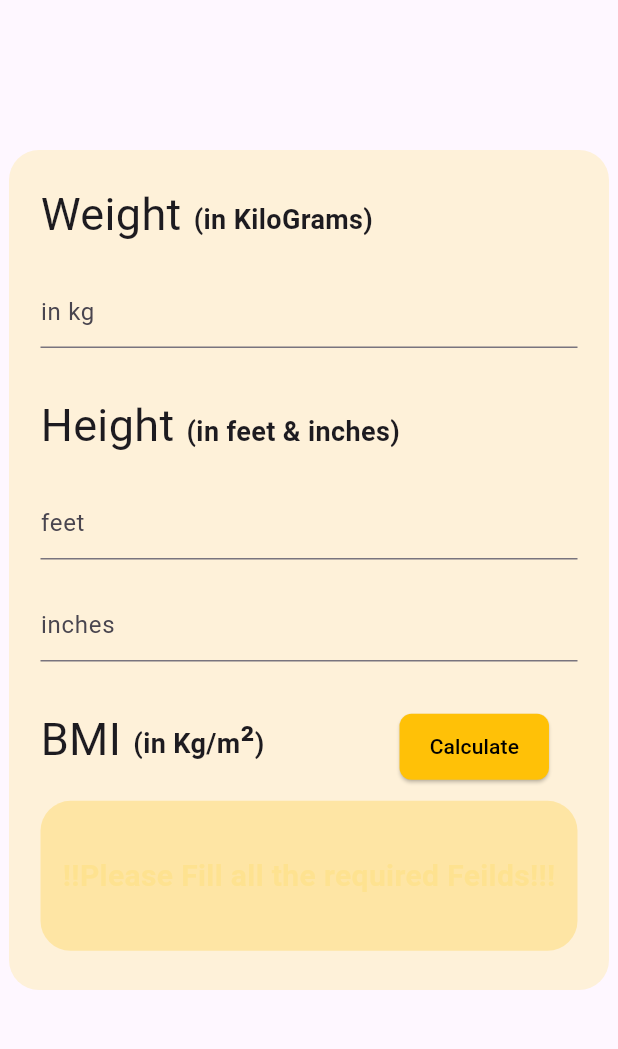
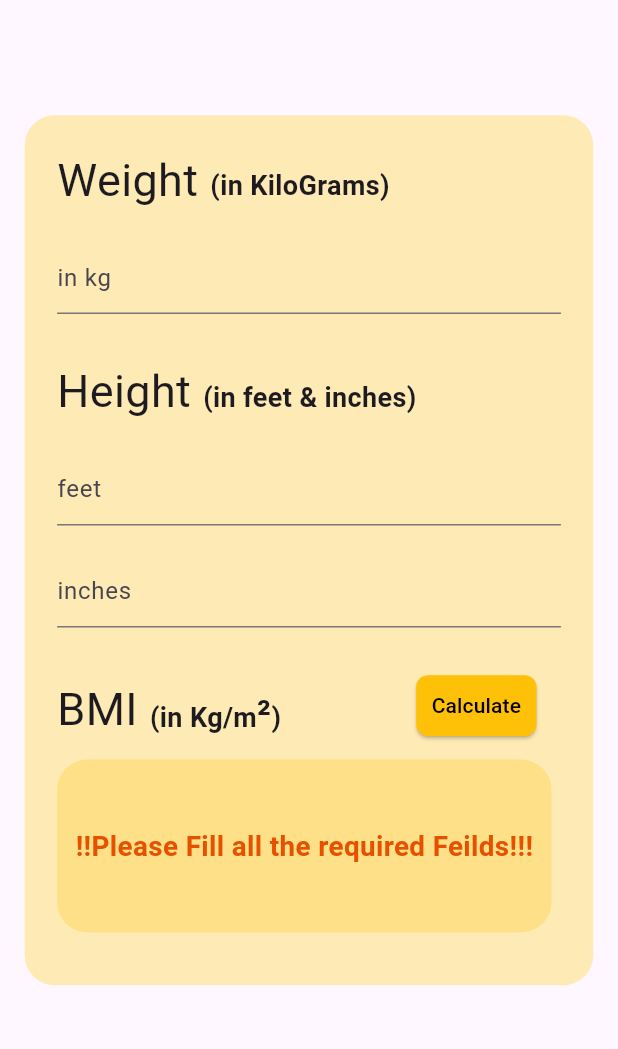
Before and after one commit to geeksks88/WeighWise, a Flutter app: the screen it shows after launch, after a tap on "Calculate", on a phone screen of 412 x 824 dp, the part 84-1133 px from its top. Run offline on Flutter 3.47's test engine with Material 3 defaults, Android fonts, the phone set to English and light mode, and no system bars.

Commit message:
made the ui screen size adaptive

```diff
--- a/lib/screen/home_screen.dart
+++ b/lib/screen/home_screen.dart
@@ -1,4 +1,5 @@
 import 'package:flutter/material.dart';
+// import 'package:flutter/rendering.dart';
 
 class HomeScreen extends StatefulWidget {
   const HomeScreen({super.key});
@@ -12,7 +13,7 @@ class _HomeScreenState extends State<HomeScreen> {
   var feetController = TextEditingController();
   var inchController = TextEditingController();
   var result = "";
-  var bgColor = Colors.amberAccent.withOpacity(0.2);
+  var bgColor = Colors.orange.shade900;
 
   @override
   Widget build(BuildContext context) {
@@ -25,23 +26,30 @@ class _HomeScreenState extends State<HomeScreen> {
         ),
         centerTitle: true,
       ),
-      body: SingleChildScrollView(
+      body: LayoutBuilder(builder: (context, constraints) {
+        double screenWidth = constraints.maxWidth;
+        double screenHeight = constraints.maxHeight;
+        return SingleChildScrollView(
+          hitTestBehavior: HitTestBehavior.opaque,
+          keyboardDismissBehavior: ScrollViewKeyboardDismissBehavior.manual,
+          scrollDirection: Axis.vertical,
           child: Padding(
-          padding: const EdgeInsets.only(top: 100),
+            padding: EdgeInsets.only(top: screenHeight * 0.1),
             child: Column(
               mainAxisAlignment: MainAxisAlignment.center,
               children: [
                 Center(
                   child: Container(
-                  height: 560,
-                  width: 400,
+                    height: 580,
+                    width: screenWidth * 0.92,
                     decoration: BoxDecoration(
                         border: Border.all(color: Colors.transparent),
-                      color: Colors.amberAccent.withOpacity(0.2),
+                        color: Colors.amberAccent.withAlpha(100),
                         borderRadius: BorderRadius.circular(20)),
                     child: Padding(
-                    padding: const EdgeInsets.symmetric(
-                        vertical: 20, horizontal: 20),
+                      padding: EdgeInsets.symmetric(
+                          vertical: screenWidth * 0.05,
+                          horizontal: screenWidth * 0.05),
                       child: Column(
                         crossAxisAlignment: CrossAxisAlignment.start,
                         // mainAxisAlignment: MainAxisAlignment.,
@@ -70,7 +78,8 @@ class _HomeScreenState extends State<HomeScreen> {
                           ),
                           TextField(
                             keyboardType: TextInputType.number,
-                          decoration: const InputDecoration(hintText: 'in kg'),
+                            decoration:
+                                const InputDecoration(hintText: 'in kg'),
                             controller: weightController,
                           ),
                           const SizedBox(
@@ -108,16 +117,17 @@ class _HomeScreenState extends State<HomeScreen> {
                           ),
                           TextField(
                             keyboardType: TextInputType.number,
-                          decoration: const InputDecoration(hintText: 'inches'),
+                            decoration:
+                                const InputDecoration(hintText: 'inches'),
                             controller: inchController,
                           ),
                           const SizedBox(
-                          height: 30,
+                            height: 28,
                           ),
                           //---------------------------------- BMI section ----------------------------------
                           Row(
-                            textBaseline: TextBaseline.alphabetic,
-                            crossAxisAlignment: CrossAxisAlignment.baseline,
+                              // textBaseline: TextBaseline.alphabetic,
+                              crossAxisAlignment: CrossAxisAlignment.end,
                               // mainAxisAlignment: MainAxisAlignment.spac,
                               children: [
                                 const Text(
@@ -162,9 +172,11 @@ class _HomeScreenState extends State<HomeScreen> {
                                     //--------------------------- elevated button/BMI calculation -------------------------
                                     ElevatedButton(
                                       onPressed: () {
-                                      var wt = weightController.text.toString();
+                                        var wt =
+                                            weightController.text.toString();
                                         var ft = feetController.text.toString();
-                                      var inc = inchController.text.toString();
+                                        var inc =
+                                            inchController.text.toString();
 
                                         if (wt != "" && ft != "" && inc != "") {
                                           //BMI
@@ -180,18 +192,22 @@ class _HomeScreenState extends State<HomeScreen> {
                                           var msg = "";
 
                                           if (bmi < 18.5) {
-                                          msg = "You are UnderWeight";
-                                          bgColor = Colors.orange.shade400;
+                                            msg =
+                                                "          You are UnderWeight";
+                                            bgColor = Colors.brown;
                                           } else if (bmi > 25) {
-                                          msg = "You are overweight";
+                                            msg =
+                                                "             You are OverWeight";
                                             bgColor = Colors.red;
                                           } else {
-                                          msg = "You are Healthy";
+                                            msg =
+                                                "                 You are Healthy";
                                             bgColor = Colors.green;
                                           }
 
                                           setState(() {
-                                          result = "$msg \n Your BMI is: $bmi ";
+                                            result =
+                                                "$msg \n Your BMI is: $bmi ";
                                           });
                                         } else {
                                           setState(() {
@@ -203,10 +219,12 @@ class _HomeScreenState extends State<HomeScreen> {
                                       style: ElevatedButton.styleFrom(
                                         backgroundColor: Colors.amber,
                                         foregroundColor: Colors.black,
-                                      padding: const EdgeInsets.symmetric(
-                                          horizontal: 20, vertical: 12),
+                                        padding: EdgeInsets.symmetric(
+                                            horizontal: screenWidth * 0.025,
+                                            vertical: screenWidth * 0.025),
                                         shape: RoundedRectangleBorder(
-                                        borderRadius: BorderRadius.circular(8),
+                                          borderRadius:
+                                              BorderRadius.circular(8),
                                         ),
                                       ),
                                       child: const Text('Calculate'),
@@ -218,8 +236,8 @@ class _HomeScreenState extends State<HomeScreen> {
                             height: 12,
                           ),
                           Container(
-                          height: 100,
-                          width: 400,
+                            height: screenHeight * 0.15,
+                            width: screenWidth * 0.8,
                             decoration: BoxDecoration(
                                 color: Colors.amber.withOpacity(0.25),
                                 borderRadius: BorderRadius.circular(20)),
@@ -228,7 +246,7 @@ class _HomeScreenState extends State<HomeScreen> {
                               result,
                               style: TextStyle(
                                   color: bgColor,
-                                fontSize: 20,
+                                  fontSize: screenWidth * 0.045,
                                   fontWeight: FontWeight.w600),
                             )),
                           )
@@ -240,7 +258,8 @@ class _HomeScreenState extends State<HomeScreen> {
               ],
             ),
           ),
-      ),
+        );
+      }),
     );
   }
 }
```
Also changed, not shown: 4 other files. Lines whose indentation alone changed are shown as unchanged.
